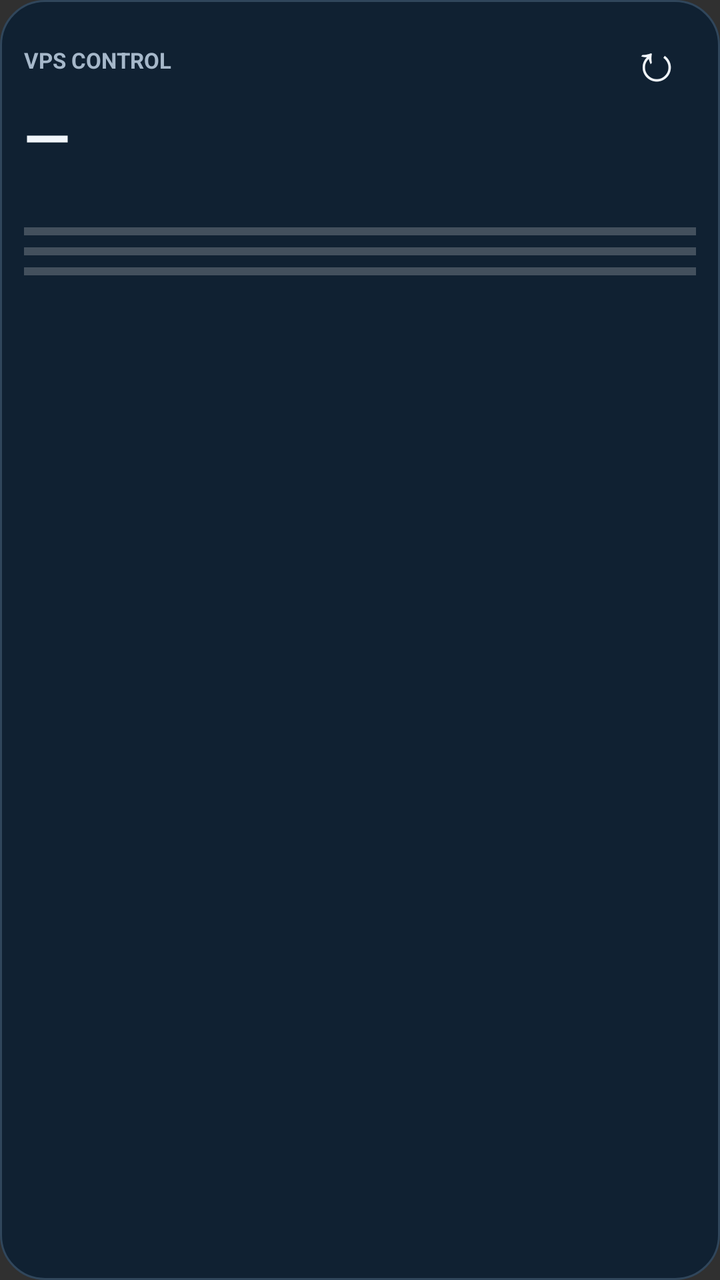
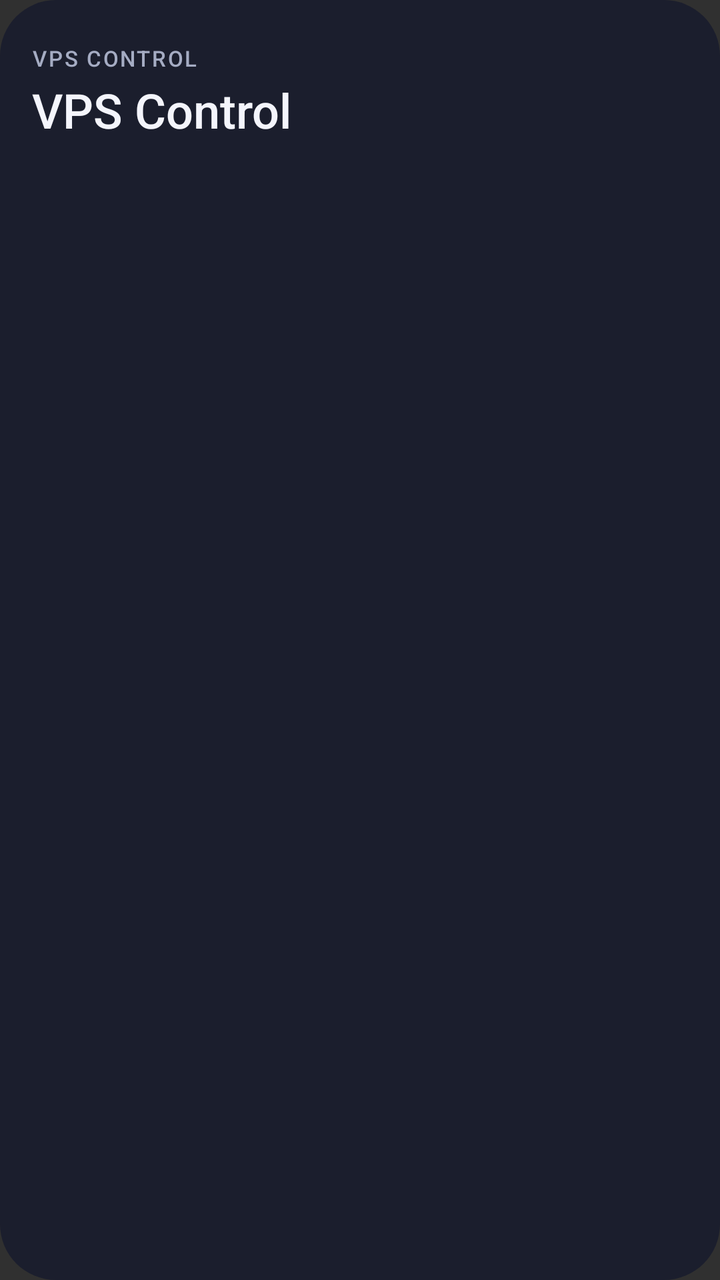

Screens rendered from an Android XML layout before and after an edit, with the pre-edit source and the edit as a unified diff.
<!-- AndroidManifest.xml: application theme android:Theme.Material.NoActionBar -->
<!-- res/layout/widget.xml -->
<LinearLayout xmlns:android="http://schemas.android.com/apk/res/android" android:id="@+id/root" android:orientation="vertical" android:layout_width="match_parent" android:layout_height="match_parent" android:padding="12dp" android:background="@drawable/card_bg">
 <LinearLayout android:orientation="horizontal" android:layout_width="match_parent" android:layout_height="wrap_content" android:gravity="center_vertical">
  <TextView android:id="@+id/title" android:layout_width="0dp" android:layout_weight="1" android:layout_height="wrap_content" android:text="VPS CONTROL" android:textSize="11sp" android:textStyle="bold" android:textColor="@color/muted" android:maxLines="1" android:ellipsize="end"/>
  <TextView android:id="@+id/refresh" android:layout_width="40dp" android:layout_height="36dp" android:gravity="center" android:text="↻" android:textSize="26sp" android:textColor="@color/ink" android:contentDescription="Refresh"/>
 </LinearLayout>
 <TextView android:id="@+id/headline" android:layout_width="match_parent" android:layout_height="wrap_content" android:text="—" android:textSize="30sp" android:textStyle="bold" android:textColor="@color/ink" android:maxLines="1" android:ellipsize="end"/>
 <TextView android:id="@+id/summary" android:layout_width="match_parent" android:layout_height="wrap_content" android:textSize="12sp" android:textColor="@color/ink" android:maxLines="2" android:ellipsize="end"/>
 <LinearLayout android:id="@+id/bars" android:orientation="vertical" android:layout_width="match_parent" android:layout_height="wrap_content" android:paddingTop="6dp">
  <ProgressBar android:id="@+id/cpu_bar" style="?android:attr/progressBarStyleHorizontal" android:layout_width="match_parent" android:layout_height="10dp" android:progressTint="#36D6AE" android:contentDescription="CPU"/>
  <ProgressBar android:id="@+id/ram_bar" style="?android:attr/progressBarStyleHorizontal" android:layout_width="match_parent" android:layout_height="10dp" android:progressTint="#56A8ED" android:contentDescription="RAM"/>
  <ProgressBar android:id="@+id/disk_bar" style="?android:attr/progressBarStyleHorizontal" android:layout_width="match_parent" android:layout_height="10dp" android:progressTint="#F2BD61" android:contentDescription="Disk"/>
 </LinearLayout>
 <LinearLayout android:id="@+id/rows" android:orientation="vertical" android:layout_width="match_parent" android:layout_height="0dp" android:layout_weight="1" android:paddingTop="5dp"/>
 <TextView android:id="@+id/stamp" android:layout_width="match_parent" android:layout_height="wrap_content" android:textSize="10sp" android:textColor="@color/muted" android:maxLines="2" android:ellipsize="end"/>
</LinearLayout>
<!-- resources referenced by this layout -->
<resources>
  <color name="ink">#F1F6FB</color>
  <color name="muted">#A6B8CA</color>
  <!-- drawable card_bg (drawable) -->
  <shape xmlns:android="http://schemas.android.com/apk/res/android"><solid android:color="@color/surface"/><corners android:radius="22dp"/><stroke android:width="1dp" android:color="@color/line"/></shape>
  <color name="surface">#102132</color>
  <color name="line">#30465B</color>
</resources>

<!-- the commit's change to res/layout/widget.xml (unified diff, before → after) -->
@@ -1,15 +1,10 @@
-<LinearLayout xmlns:android="http://schemas.android.com/apk/res/android" android:id="@+id/root" android:orientation="vertical" android:layout_width="match_parent" android:layout_height="match_parent" android:padding="12dp" android:background="@drawable/card_bg">
- <LinearLayout android:orientation="horizontal" android:layout_width="match_parent" android:layout_height="wrap_content" android:gravity="center_vertical">
-  <TextView android:id="@+id/title" android:layout_width="0dp" android:layout_weight="1" android:layout_height="wrap_content" android:text="VPS CONTROL" android:textSize="11sp" android:textStyle="bold" android:textColor="@color/muted" android:maxLines="1" android:ellipsize="end"/>
-  <TextView android:id="@+id/refresh" android:layout_width="40dp" android:layout_height="36dp" android:gravity="center" android:text="↻" android:textSize="26sp" android:textColor="@color/ink" android:contentDescription="Refresh"/>
+<LinearLayout xmlns:android="http://schemas.android.com/apk/res/android" android:id="@+id/root" android:orientation="vertical" android:layout_width="match_parent" android:layout_height="match_parent" android:padding="16dp" android:background="@drawable/card_bg">
+ <LinearLayout android:orientation="horizontal" android:layout_width="match_parent" android:layout_height="26dp" android:gravity="center_vertical">
+  <TextView android:id="@+id/title" android:layout_width="0dp" android:layout_weight="1" android:layout_height="match_parent" android:gravity="center_vertical" android:text="VPS CONTROL" android:textColor="#A5ACC3" android:fontFamily="sans-serif-medium" android:textSize="11sp" android:letterSpacing="0.08" android:maxLines="1" android:ellipsize="end"/>
+  <ImageView android:id="@+id/refresh" android:layout_width="32dp" android:layout_height="match_parent" android:padding="4dp" android:scaleType="fitCenter" android:contentDescription="Refresh"/>
  </LinearLayout>
- <TextView android:id="@+id/headline" android:layout_width="match_parent" android:layout_height="wrap_content" android:text="—" android:textSize="30sp" android:textStyle="bold" android:textColor="@color/ink" android:maxLines="1" android:ellipsize="end"/>
- <TextView android:id="@+id/summary" android:layout_width="match_parent" android:layout_height="wrap_content" android:textSize="12sp" android:textColor="@color/ink" android:maxLines="2" android:ellipsize="end"/>
- <LinearLayout android:id="@+id/bars" android:orientation="vertical" android:layout_width="match_parent" android:layout_height="wrap_content" android:paddingTop="6dp">
-  <ProgressBar android:id="@+id/cpu_bar" style="?android:attr/progressBarStyleHorizontal" android:layout_width="match_parent" android:layout_height="10dp" android:progressTint="#36D6AE" android:contentDescription="CPU"/>
-  <ProgressBar android:id="@+id/ram_bar" style="?android:attr/progressBarStyleHorizontal" android:layout_width="match_parent" android:layout_height="10dp" android:progressTint="#56A8ED" android:contentDescription="RAM"/>
-  <ProgressBar android:id="@+id/disk_bar" style="?android:attr/progressBarStyleHorizontal" android:layout_width="match_parent" android:layout_height="10dp" android:progressTint="#F2BD61" android:contentDescription="Disk"/>
- </LinearLayout>
- <LinearLayout android:id="@+id/rows" android:orientation="vertical" android:layout_width="match_parent" android:layout_height="0dp" android:layout_weight="1" android:paddingTop="5dp"/>
- <TextView android:id="@+id/stamp" android:layout_width="match_parent" android:layout_height="wrap_content" android:textSize="10sp" android:textColor="@color/muted" android:maxLines="2" android:ellipsize="end"/>
+ <TextView android:id="@+id/headline" android:text="VPS Control" android:textColor="#F4F5FC" android:layout_width="match_parent" android:layout_height="wrap_content" android:fontFamily="sans-serif-medium" android:textSize="24sp" android:maxLines="1" android:ellipsize="end" android:includeFontPadding="false"/>
+ <TextView android:id="@+id/summary" android:textColor="#64DDB1" android:layout_width="match_parent" android:layout_height="wrap_content" android:paddingTop="4dp" android:textSize="12sp" android:maxLines="1" android:ellipsize="end" android:includeFontPadding="false"/>
+ <ImageView android:id="@+id/visual" android:layout_width="match_parent" android:layout_height="0dp" android:layout_weight="1" android:scaleType="fitXY" android:paddingTop="4dp" android:paddingBottom="5dp" android:importantForAccessibility="yes"/>
+ <TextView android:id="@+id/stamp" android:layout_width="match_parent" android:layout_height="wrap_content" android:textSize="11sp" android:maxLines="1" android:ellipsize="end" android:includeFontPadding="false"/>
 </LinearLayout>
<!-- resource entries referenced after the edit -->
@@ -1,10 +1,6 @@
 <!-- resources referenced by this layout -->
 <resources>
-  <color name="ink">#F1F6FB</color>
-  <color name="muted">#A6B8CA</color>
   <!-- drawable card_bg (drawable) -->
-  <shape xmlns:android="http://schemas.android.com/apk/res/android"><solid android:color="@color/surface"/><corners android:radius="22dp"/><stroke android:width="1dp" android:color="@color/line"/></shape>
-  <color name="surface">#102132</color>
-  <color name="line">#30465B</color>
+  <shape xmlns:android="http://schemas.android.com/apk/res/android"><solid android:color="#1B1E2D"/><corners android:radius="28dp"/></shape>
 </resources>
 
